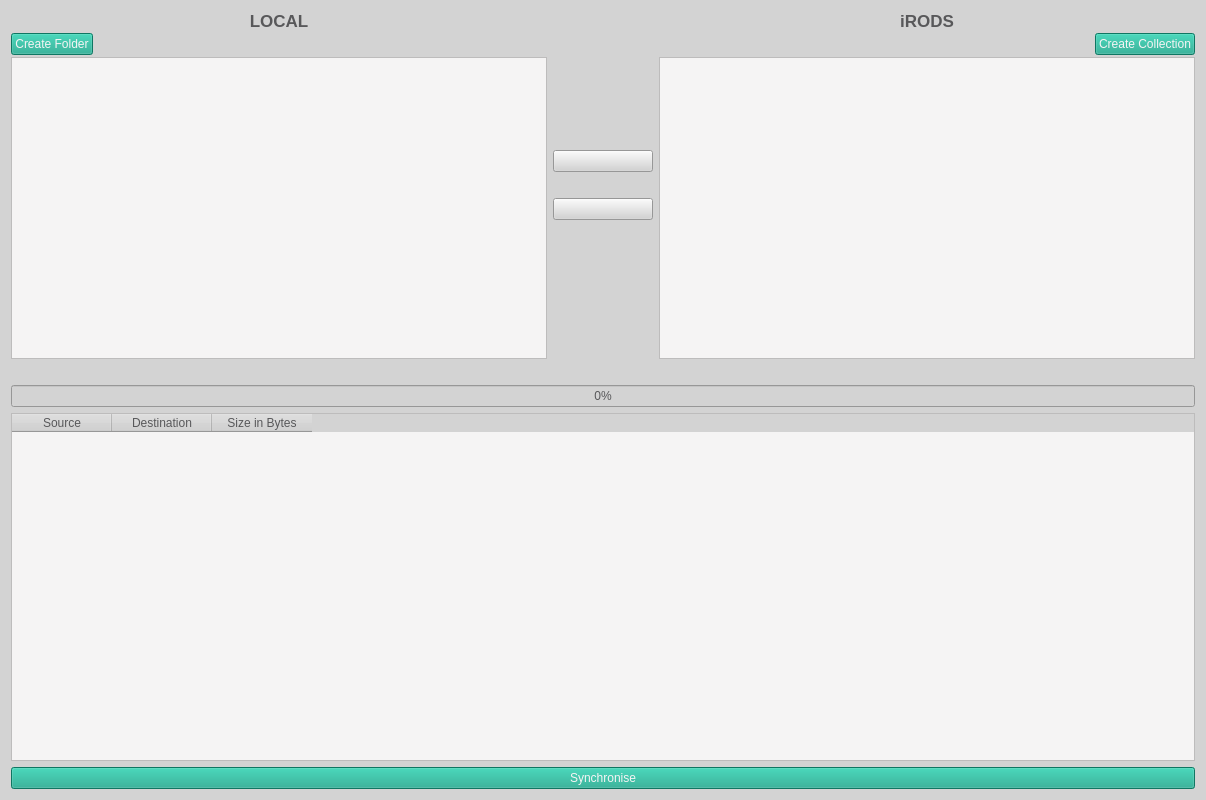
First picture: the form in ibridgesgui/ui_files/tabSync_small.ui, repository iBridges-for-iRODS/iBridges-GUI, before the edit.
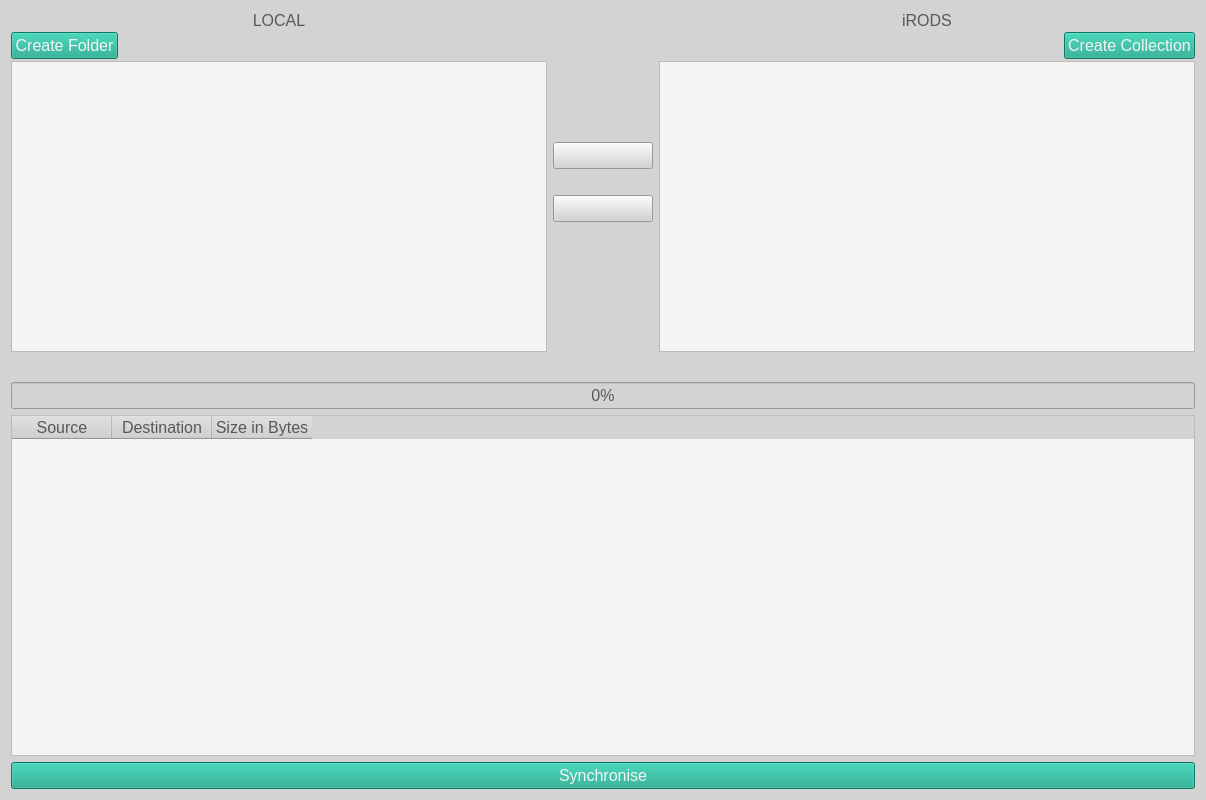
Second picture: the form after the edit. Icons and pictures are not drawn.

```diff
--- a/ibridgesgui/ui_files/tabSync_small.ui
+++ b/ibridgesgui/ui_files/tabSync_small.ui
@@ -25,7 +25,8 @@
     background-color: rgb(211,211,211);
     color: rgb(88, 88, 90);
     selection-background-color: rgb(21, 165, 137);
-    selection-color: rgb(245, 244, 244)
+    selection-color: rgb(245, 244, 244);
+    font: 12pt;
 }
 
 QProgressBar::chunk
@@ -90,7 +91,7 @@
            </property>
            <property name="font">
             <font>
-             <pointsize>13</pointsize>
+             <pointsize>12</pointsize>
              <weight>75</weight>
              <bold>true</bold>
             </font>
@@ -281,7 +282,7 @@
            </property>
            <property name="font">
             <font>
-             <pointsize>13</pointsize>
+             <pointsize>12</pointsize>
              <weight>75</weight>
              <bold>true</bold>
             </font>
```
